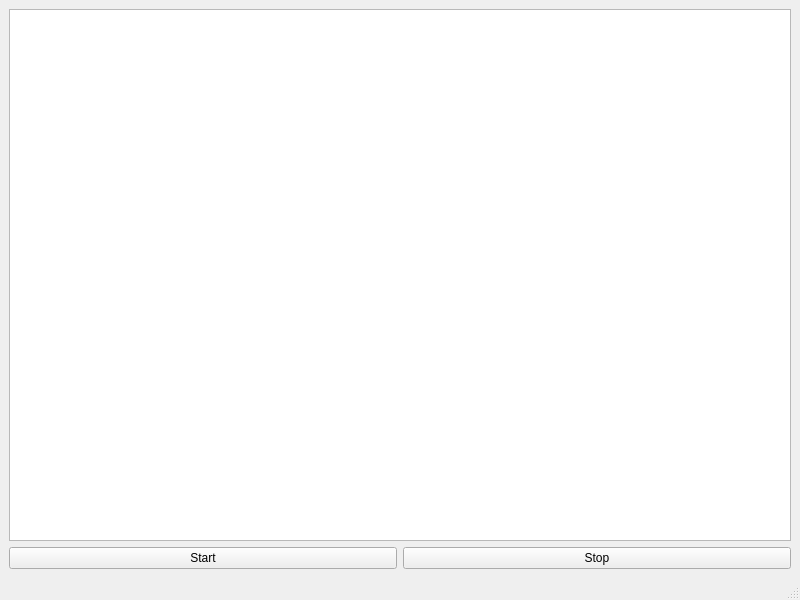
Above: mainwindow.ui from artthirt/whisper_ui before the change. Below: the same form after it.
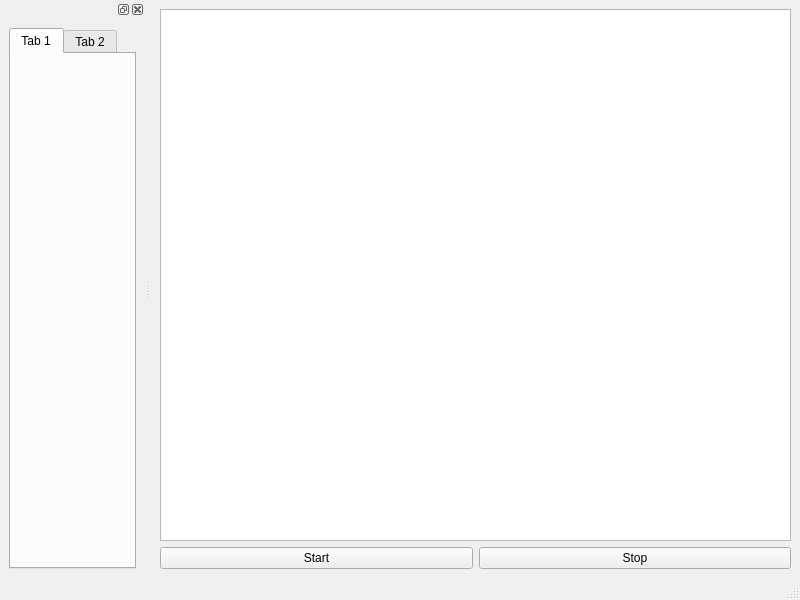
That is the form after the change.

Commit message: added some experiments with ui

```diff
--- a/mainwindow.ui
+++ b/mainwindow.ui
@@ -52,6 +52,41 @@
    </property>
   </widget>
   <widget class="QStatusBar" name="statusbar"/>
+  <widget class="QDockWidget" name="dockWidget">
+   <attribute name="dockWidgetArea">
+    <number>1</number>
+   </attribute>
+   <widget class="QWidget" name="dockWidgetContents">
+    <layout class="QVBoxLayout" name="verticalLayout_2">
+     <item>
+      <widget class="QTabWidget" name="twTabs">
+       <property name="tabPosition">
+        <enum>QTabWidget::North</enum>
+       </property>
+       <property name="currentIndex">
+        <number>0</number>
+       </property>
+       <property name="documentMode">
+        <bool>false</bool>
+       </property>
+       <property name="tabBarAutoHide">
+        <bool>false</bool>
+       </property>
+       <widget class="QWidget" name="tab">
+        <attribute name="title">
+         <string>Tab 1</string>
+        </attribute>
+       </widget>
+       <widget class="QWidget" name="tab_2">
+        <attribute name="title">
+         <string>Tab 2</string>
+        </attribute>
+       </widget>
+      </widget>
+     </item>
+    </layout>
+   </widget>
+  </widget>
  </widget>
  <resources/>
  <connections/>
```
Left out of the diff: 2 changed lines with no effect on the pictures. The commit also changes 1 other file.
